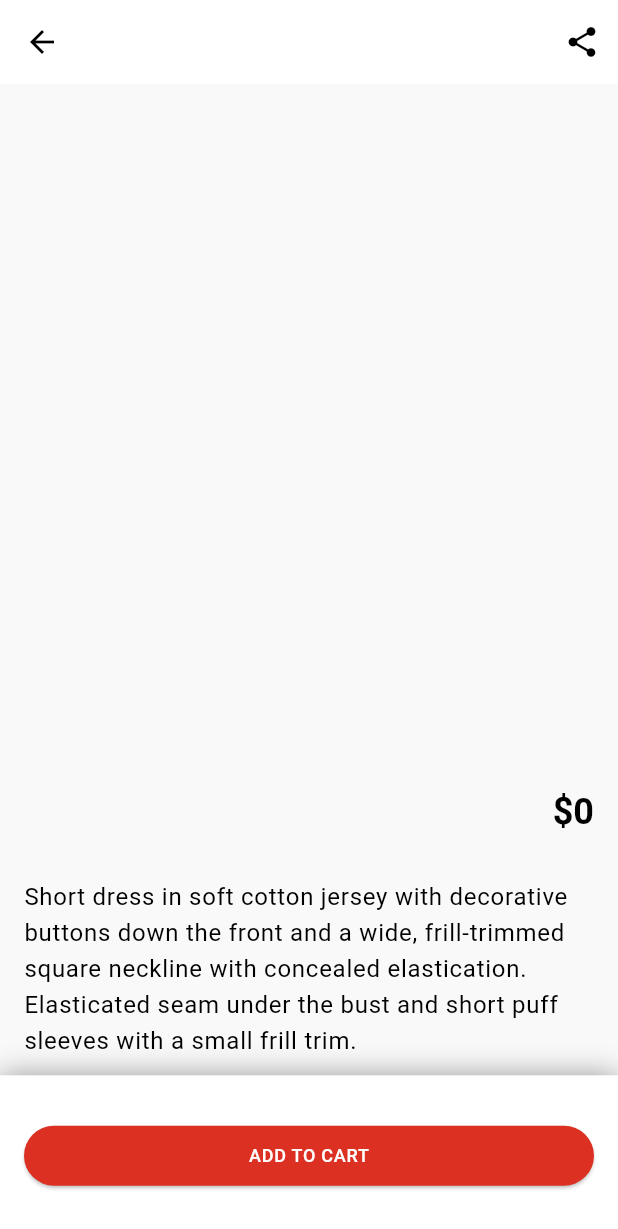
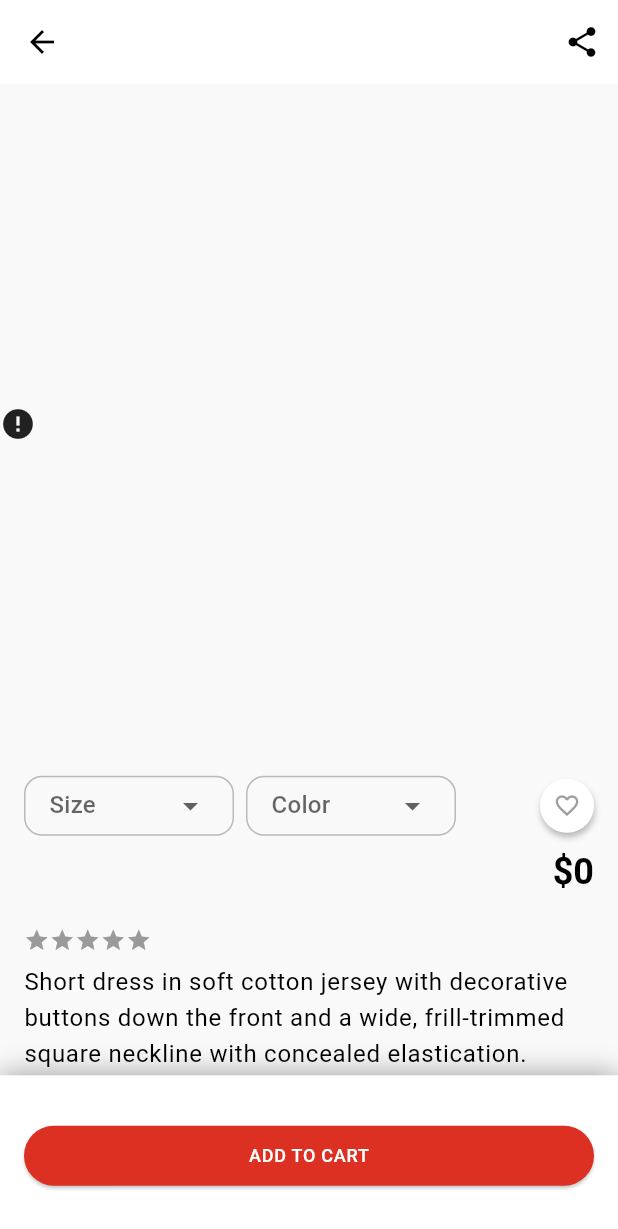
Before and after one commit to Salah-Essam/E-Commerce-App, a Flutter app: the ProductCard screen opened directly with empty values, on a phone screen of 412 x 824 dp. Shown: the top 1229 px of the screen. Run offline on Flutter 3.47's test engine with Material 3 defaults, Android fonts, the phone set to English and light mode, and no system bars; drawn by our look-alikes of cached_network_image, dropdown_button2, flutter_rating_bar; our stand-ins replace cloud_firestore, firebase_auth, firebase_core, persistent_bottom_nav_bar_v2; accounts and stored records are empty; network calls fail.

Commit message:
finish ProductCard Page, add rateing bar and FavouriteIconButton

```diff
--- /dev/null
+++ b/devtools_options.yaml
@@ -0,0 +1,3 @@
+description: This file stores settings for Dart & Flutter DevTools.
+documentation: https://docs.flutter.dev/tools/devtools/extensions#configure-extension-enablement-states
+extensions:
--- /dev/null
+++ b/lib/controllers/ProductCard_Provider.dart
@@ -0,0 +1,20 @@
+import 'package:flutter/material.dart';
+
+class ProductCard_Provider extends ChangeNotifier {
+  final Set<String> _favorites = {};
+
+  bool isFavorite(String productId) => _favorites.contains(productId);
+
+  void toggleFavorite(String productId) {
+    if (_favorites.contains(productId)) {
+      _favorites.remove(productId);
+    } else {
+      _favorites.add(productId);
+    }
+    notifyListeners();
+  }
+
+  void selectSize() {
+    notifyListeners();
+  }
+}
--- a/lib/views/pages/BottomNavbar.dart
+++ b/lib/views/pages/BottomNavbar.dart
@@ -80,7 +80,7 @@ class _BottomNavbarState extends State<BottomNavbar> {
         backgroundColor: Theme.of(context).colorScheme.surface,
         tabs: _tabs(padding),
         navBarBuilder:
-            (navBarConfig) => Style2BottomNavBar(navBarConfig: navBarConfig),
+            (navBarConfig) => Style1BottomNavBar(navBarConfig: navBarConfig),
       ),
     );
   }
--- a/lib/views/pages/Product_Card.dart
+++ b/lib/views/pages/Product_Card.dart
@@ -1,5 +1,9 @@
+import 'package:cached_network_image/cached_network_image.dart';
 import 'package:e_commerce/models/product.dart';
 import 'package:e_commerce/services/Firestor_Services.dart';
+import 'package:e_commerce/views/widgets/DropDownB.dart';
+import 'package:e_commerce/views/widgets/Love_Botton.dart';
+import 'package:e_commerce/views/widgets/Rating_Bar.dart';
 import 'package:e_commerce/views/widgets/main_Button.dart';
 import 'package:flutter/material.dart';
 
@@ -9,6 +13,8 @@ class ProductCard extends StatelessWidget {
 
   @override
   Widget build(BuildContext context) {
+    final List<String> sizes = ["S", "M", "L", "XL", "XXL"];
+    final List<String> colors = ["Black", "Beige", "Blue", "White", "Coral"];
     final size = MediaQuery.of(context).size;
     // final product = ModalRoute.of(context)!.settings.arguments;
     return Scaffold(
@@ -31,38 +37,62 @@ class ProductCard extends StatelessWidget {
 
                 return SizedBox(
                   height: size.height * 0.55,
-                  child: Scrollbar(
                   child: ListView.separated(
                     scrollDirection: Axis.horizontal,
                     itemCount: allImages.length,
                     separatorBuilder:
                         (context, index) => const SizedBox(width: 4),
                     itemBuilder: (context, index) {
-                        return Image.network(
-                          allImages[index],
+                      return CachedNetworkImage(
+                        imageUrl: allImages[index],
                         fit: BoxFit.cover,
+                        placeholder:
+                            (context, url) =>
+                                Center(child: CircularProgressIndicator()),
+                        errorWidget: (context, url, error) => Icon(Icons.error),
                       );
                     },
-                    ),
                   ),
                 );
               },
             ),
-            const SizedBox(height: 16),
+            const SizedBox(height: 8),
             Padding(
               padding: const EdgeInsets.symmetric(horizontal: 16),
               child: Column(
                 crossAxisAlignment: CrossAxisAlignment.start,
                 children: [
                   Row(
+                    mainAxisAlignment: MainAxisAlignment.spaceBetween,
+                    children: [
+                      Row(
+                        children: [
+                          DropDownb(items: sizes, hint: "Size"),
+                          const SizedBox(width: 8),
+                          DropDownb(items: colors, hint: "Color"),
+                        ],
+                      ),
+                      Love_Botton(productId: product.id),
+                    ],
+                  ),
+                  const SizedBox(height: 8),
+                  Row(
+                    crossAxisAlignment: CrossAxisAlignment.start,
                     children: [
                       Column(
+                        crossAxisAlignment: CrossAxisAlignment.start,
                         children: [
                           Text(
                             product.title,
                             style: Theme.of(context).textTheme.headlineSmall!
                                 .copyWith(fontWeight: FontWeight.bold),
                           ),
+                          Text(
+                            product.category,
+                            style: Theme.of(context).textTheme.bodyMedium!
+                                .copyWith(color: Colors.grey),
+                          ),
+                          Rating_Bar(rate: product.rate!.toDouble()),
                         ],
                       ),
                       const Spacer(),
@@ -75,6 +105,8 @@ class ProductCard extends StatelessWidget {
                           )
                           : Column(
                             children: [
+                              Row(
+                                children: [
                                   Text(
                                     "\$${product.price}",
                                     style: Theme.of(
@@ -84,6 +116,35 @@ class ProductCard extends StatelessWidget {
                                       color: Colors.grey,
                                       decoration: TextDecoration.lineThrough,
                                     ),
+                                  ),
+                                  SizedBox(width: 8),
+                                  SizedBox(
+                                    height: 24,
+                                    width: 40,
+                                    child: DecoratedBox(
+                                      decoration: BoxDecoration(
+                                        borderRadius: BorderRadius.circular(24),
+                                        color:
+                                            Theme.of(
+                                              context,
+                                            ).colorScheme.primary,
+                                      ),
+                                      child: Center(
+                                        child: Text(
+                                          " -${product.discountValue}% ",
+                                          style: Theme.of(
+                                            context,
+                                          ).textTheme.labelMedium!.copyWith(
+                                            color:
+                                                Theme.of(
+                                                  context,
+                                                ).colorScheme.onPrimary,
+                                          ),
+                                        ),
+                                      ),
+                                    ),
+                                  ),
+                                ],
                               ),
                               Text(
                                 "\$${product.price - (product.price * product.discountValue! / 100)}",
@@ -98,12 +159,7 @@ class ProductCard extends StatelessWidget {
                           ),
                     ],
                   ),
-                  Text(
-                    product.category,
-                    style: Theme.of(
-                      context,
-                    ).textTheme.bodyMedium!.copyWith(color: Colors.grey),
-                  ),
+
                   const SizedBox(height: 8),
                   Text(
                     "Short dress in soft cotton jersey with decorative buttons down the front and a wide, frill-trimmed square neckline with concealed elastication. Elasticated seam under the bust and short puff sleeves with a small frill trim.",
--- /dev/null
+++ b/lib/views/widgets/DropDownB.dart
@@ -0,0 +1,50 @@
+// ignore_for_file: public_member_api_docs, sort_constructors_first
+import 'package:dropdown_button2/dropdown_button2.dart';
+import 'package:flutter/material.dart';
+import 'package:provider/provider.dart';
+
+import 'package:e_commerce/controllers/ProductCard_Provider.dart';
+
+// ignore: must_be_immutable
+class DropDownb extends StatelessWidget {
+  DropDownb({super.key, required this.items, required this.hint});
+  final List<String> items;
+  String? selectedValue;
+  final String hint;
+
+  @override
+  Widget build(BuildContext context) {
+    return Consumer<ProductCard_Provider>(
+      builder:
+          (_, model, __) => DropdownButtonHideUnderline(
+            child: DropdownButton2<String>(
+              hint: Text(hint),
+              items:
+                  items
+                      .map(
+                        (String item) => DropdownMenuItem<String>(
+                          child: Text(item),
+                          value: item,
+                        ),
+                      )
+                      .toList(),
+              value: selectedValue,
+              onChanged: (String? value) {
+                selectedValue = value;
+                model.selectSize();
+              },
+              buttonStyleData: ButtonStyleData(
+                padding: const EdgeInsets.symmetric(horizontal: 16),
+                height: 40,
+                width: 140,
+                decoration: BoxDecoration(
+                  borderRadius: BorderRadius.circular(12),
+                  border: Border.all(color: Colors.black26),
+                ),
+              ),
+              menuItemStyleData: const MenuItemStyleData(height: 30),
+            ),
+          ),
+    );
+  }
+}
--- /dev/null
+++ b/lib/views/widgets/Love_Botton.dart
@@ -0,0 +1,46 @@
+import 'package:e_commerce/controllers/ProductCard_Provider.dart';
+import 'package:flutter/material.dart';
+import 'package:provider/provider.dart';
+
+class Love_Botton extends StatelessWidget {
+  final String productId;
+  const Love_Botton({super.key, required this.productId});
+
+  @override
+  Widget build(BuildContext context) {
+    return Consumer<ProductCard_Provider>(
+      builder:
+          (_, value, __) => DecoratedBox(
+            decoration: BoxDecoration(
+              color: Colors.white,
+              shape: BoxShape.circle,
+              boxShadow: [
+                BoxShadow(
+                  color: Colors.black26,
+                  blurRadius: 3,
+                  offset: Offset(0.5, 3),
+                ),
+              ],
+            ),
+            child: SizedBox(
+              height: 36,
+              width: 36,
+              child: IconButton(
+                onPressed: () {
+                  value.toggleFavorite(productId);
+                },
+
+                icon:
+                    value.isFavorite(productId)
+                        ? Icon(Icons.favorite, color: Colors.red, size: 18)
+                        : Icon(
+                          Icons.favorite_border,
+                          color: Colors.grey,
+                          size: 18,
+                        ),
+              ),
+            ),
+          ),
+    );
+  }
+}
--- /dev/null
+++ b/lib/views/widgets/Rating_Bar.dart
@@ -0,0 +1,19 @@
+import 'package:flutter/material.dart';
+import 'package:flutter_rating_bar/flutter_rating_bar.dart';
+
+class Rating_Bar extends StatelessWidget {
+  const Rating_Bar({super.key, required this.rate});
+
+  final double rate;
+
+  @override
+  Widget build(BuildContext context) {
+    return RatingBarIndicator(
+      rating: rate,
+      itemBuilder: (context, index) => Icon(Icons.star, color: Colors.amber),
+      itemCount: 5,
+      itemSize: 17,
+      direction: Axis.horizontal,
+    );
+  }
+}
--- a/pubspec.yaml
+++ b/pubspec.yaml
@@ -16,6 +16,9 @@ dependencies:
   firebase_auth: ^5.5.2
   cloud_firestore: ^5.6.6
   provider: ^6.1.4
+  flutter_rating_bar: ^4.0.1
+  dropdown_button2: ^2.3.9
+  cached_network_image: ^3.4.1
 
 dev_dependencies:
   flutter_test:
```
Also changed, not shown: lib/main.dart (+9 -1 lines), lib/views/pages/HomePage.dart (+7 -2 lines), lib/views/widgets/ListItemHome.dart (+30 -7 lines), pubspec.lock, 2 other files. Lines whose indentation alone changed are shown as unchanged.
